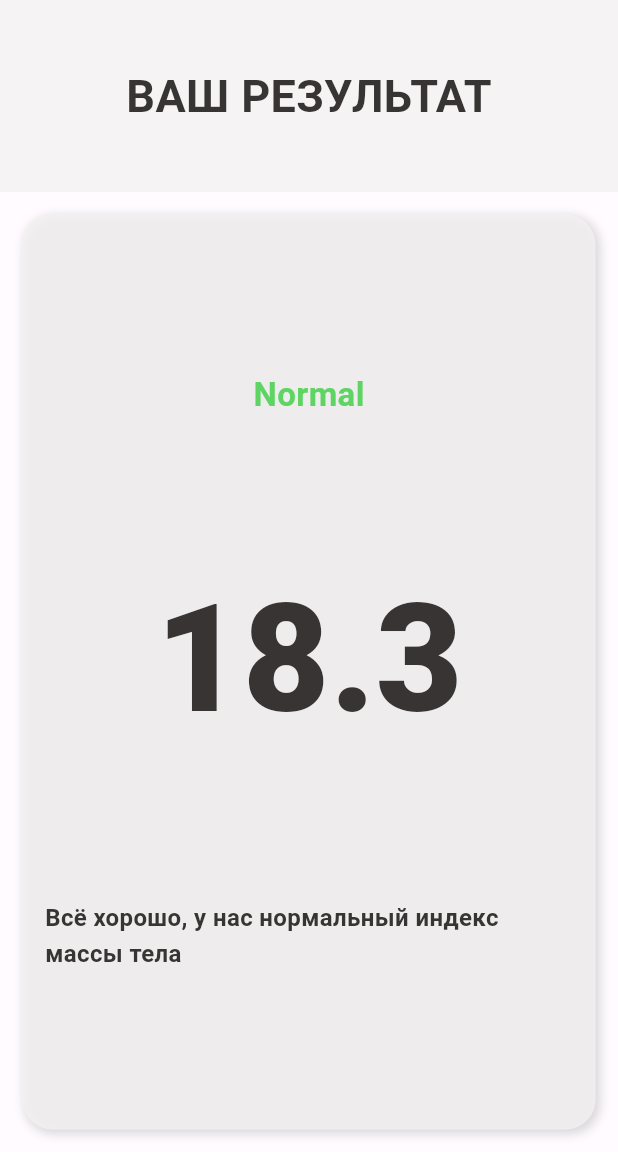
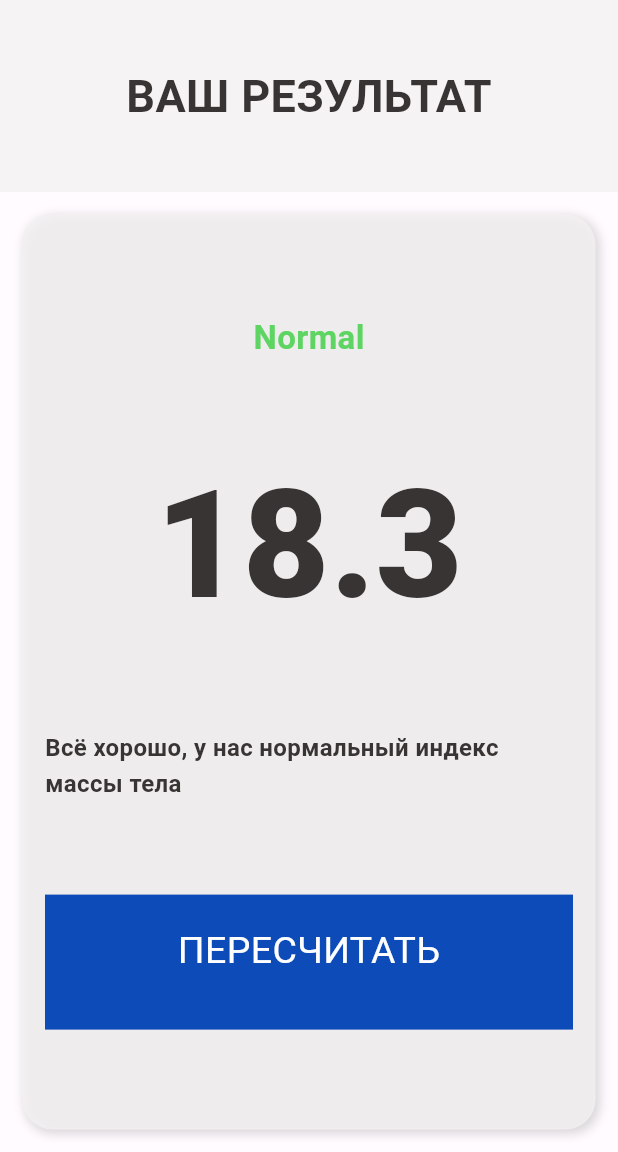
Before and after one commit to leksidev/flutter_bmi_app_by_leksiDev, a Flutter app: the screen it shows after launch, after a tap on "РАССЧИТАТЬ", on a phone screen of 412 x 824 dp, the part 84-1236 px from its top. Run offline on Flutter 3.47's test engine with Material 2 defaults, Android fonts, the phone set to English and light mode, and no system bars.

Commit message:
Added returm button on result screen

```diff
--- a/lib/buttons.dart
+++ b/lib/buttons.dart
@@ -21,9 +21,9 @@ class BottomButton extends StatelessWidget {
         padding: const EdgeInsets.only(bottom: 15.0),
         width: double.infinity,
         height: kBottomContainerHight,
-        child: const Center(
+        child: Center(
           child: Text(
-            'РАССЧИТАТЬ',
+            buttonTitle,
             style: kButtonTextStyle,
           ),
         ),
--- a/lib/input_page.dart
+++ b/lib/input_page.dart
@@ -3,7 +3,7 @@ import 'package:flutter_bmi_app/result_page.dart';
 import 'reusable_card.dart';
 import 'card_content.dart';
 import 'constants.dart';
-import 'result_page.dart';
+import 'buttons.dart';
 
 enum Gender {
   male,
@@ -234,58 +234,3 @@ class _InputPageState extends State<InputPage> {
     );
   }
 }
-
-class BottomButton extends StatelessWidget {
-  final VoidCallback onTap;
-  final String buttonTitle;
-
-  const BottomButton(
-      {required this.buttonTitle, required this.onTap, super.key});
-
-  @override
-  Widget build(BuildContext context) {
-    return GestureDetector(
-      onTap: onTap,
-      child: Container(
-        color: kDarkBlueAccentColor,
-        margin: const EdgeInsets.only(
-          top: 10.0,
-        ),
-        padding: const EdgeInsets.only(bottom: 15.0),
-        width: double.infinity,
-        height: kBottomContainerHight,
-        child: const Center(
-          child: Text(
-            'РАССЧИТАТЬ',
-            style: kButtonTextStyle,
-          ),
-        ),
-      ),
-    );
-  }
-}
-
-class RoundIconButton extends StatelessWidget {
-  const RoundIconButton(
-      {super.key, required this.icon, required this.onPressed});
-
-  final IconData icon;
-  final VoidCallback onPressed;
-
-  @override
-  Widget build(BuildContext context) {
-    return RawMaterialButton(
-      shape: RoundedRectangleBorder(
-        borderRadius: BorderRadius.circular(10.0),
-      ),
-      fillColor: kDarkBlueAccentColor,
-      elevation: 8.0,
-      constraints: const BoxConstraints.tightFor(width: 55.0, height: 55.0),
-      onPressed: onPressed,
-      child: Icon(
-        icon,
-        color: Colors.white,
-      ),
-    );
-  }
-}
--- a/lib/result_page.dart
+++ b/lib/result_page.dart
@@ -1,6 +1,8 @@
 import 'package:flutter/material.dart';
 import 'package:flutter_bmi_app/constants.dart';
+import 'package:flutter_bmi_app/input_page.dart';
 import 'package:flutter_bmi_app/reusable_card.dart';
+import 'buttons.dart';
 
 class ResultPage extends StatelessWidget {
   const ResultPage({super.key});
@@ -33,19 +35,24 @@ class ResultPage extends StatelessWidget {
               cardChild: Column(
                 mainAxisAlignment: MainAxisAlignment.spaceEvenly,
                 crossAxisAlignment: CrossAxisAlignment.center,
-                children: const [
-                  Text(
+                children: [
+                  const Text(
                     'Normal',
                     style: kResultTextStyle,
                   ),
-                  Text(
+                  const Text(
                     '18.3',
                     style: kBmiTextStyle,
                   ),
-                  Text(
+                  const Text(
                     'Всё хорошо, у нас нормальный индекс массы тела',
                     style: kLabelTextStyle,
-                  )
+                  ),
+                  BottomButton(
+                      onTap: () {
+                        Navigator.pop(context);
+                      },
+                      buttonTitle: 'ПЕРЕСЧИТАТЬ'),
                 ],
               ),
             ),
```
